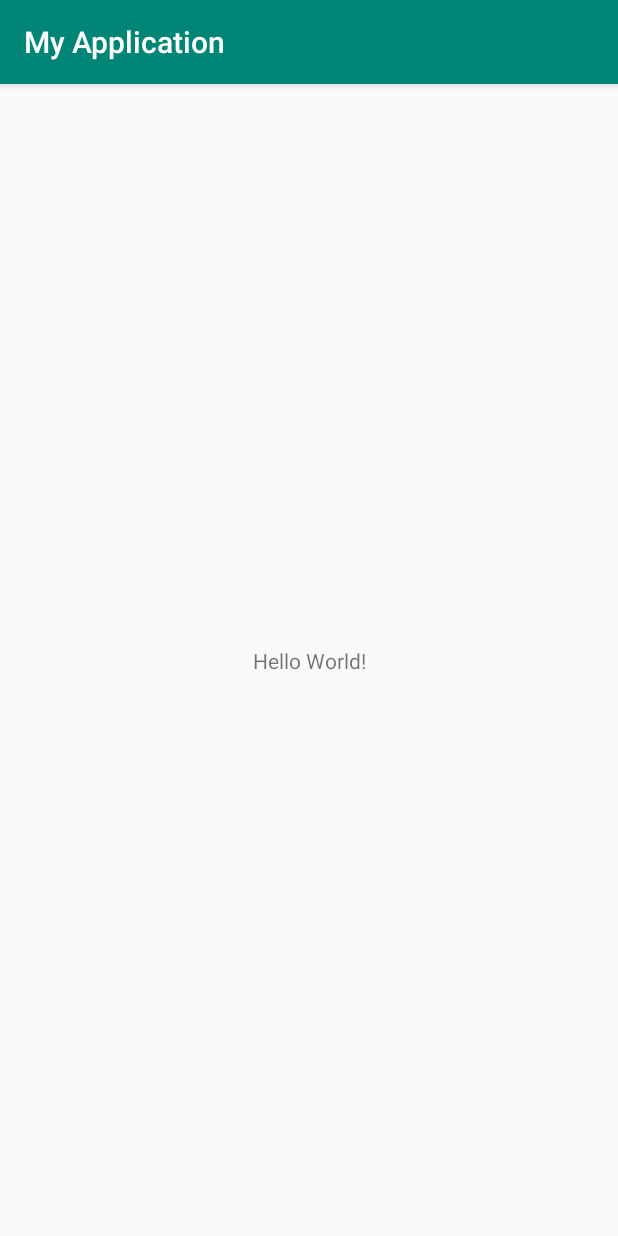
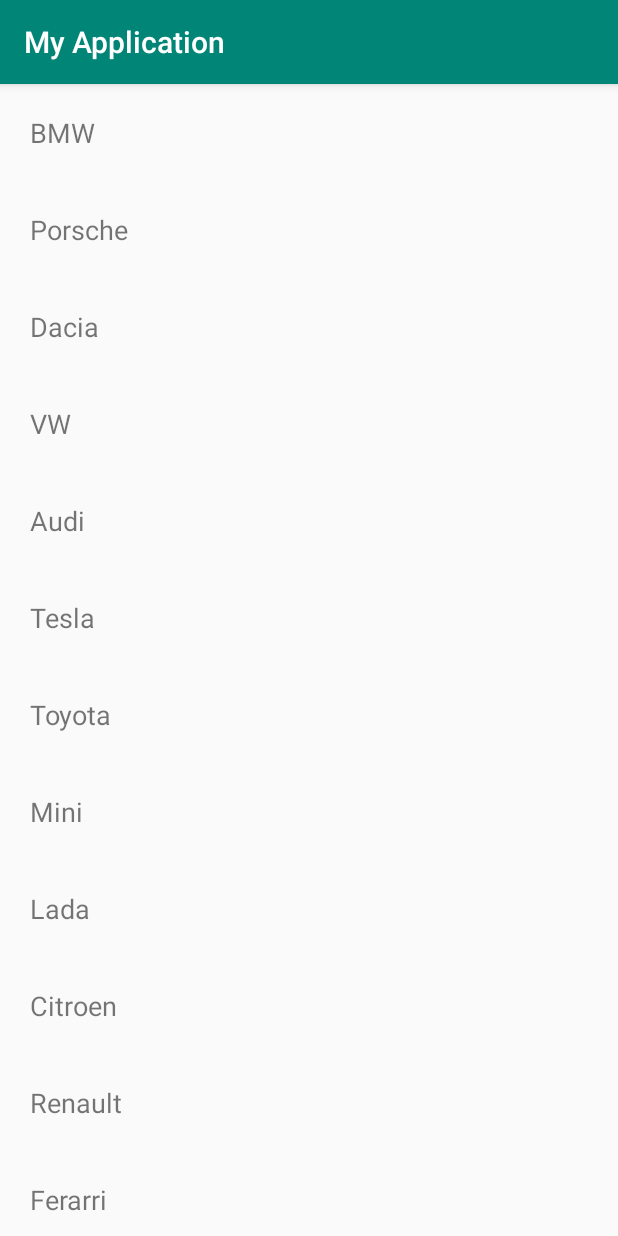
Before and after one commit to mariusgherman/androidfundamentals, an Android app: the screen it shows after launch (MainActivity), on a phone screen of 412 x 824 dp. Run offline under Robolectric (Android 15) with nearby library versions, the phone set to English and light mode, and no system bars.

Commit message:
week 4 - recycler

```diff
--- a/app/build.gradle
+++ b/app/build.gradle
@@ -20,6 +20,9 @@ android {
 
 dependencies {
     implementation fileTree(dir: 'libs', include: ['*.jar'])
+
+    implementation 'com.android.support:recyclerview-v7:28.0.0'
+
     implementation 'com.android.support:appcompat-v7:28.0.0'
     implementation 'com.android.support.constraint:constraint-layout:1.1.3'
     testImplementation 'junit:junit:4.12'
--- /dev/null
+++ b/app/src/main/java/com/example/myapplication/DataSource.java
@@ -0,0 +1,29 @@
+package com.example.myapplication;
+
+import java.util.ArrayList;
+import java.util.List;
+
+public class DataSource {
+
+    public List<String> getCars() {
+        List<String> cars = new ArrayList<>();
+        cars.add("BMW");
+        cars.add("Porsche");
+        cars.add("Dacia");
+        cars.add("VW");
+        cars.add("Audi");
+        cars.add("Tesla");
+        cars.add("Toyota");
+        cars.add("Mini");
+        cars.add("Lada");
+        cars.add("Citroen");
+        cars.add("Renault");
+        cars.add("Ferarri");
+        cars.add("Maseratti");
+        cars.add("Alfa romeo");
+        cars.add("Lambo");
+        cars.add("Ford");
+
+        return cars;
+    }
+}
--- a/app/src/main/java/com/example/myapplication/MainActivity.java
+++ b/app/src/main/java/com/example/myapplication/MainActivity.java
@@ -2,6 +2,10 @@ package com.example.myapplication;
 
 import android.support.v7.app.AppCompatActivity;
 import android.os.Bundle;
+import android.support.v7.widget.LinearLayoutManager;
+import android.support.v7.widget.RecyclerView;
+
+import java.util.List;
 
 public class MainActivity extends AppCompatActivity {
 
@@ -9,5 +13,17 @@ public class MainActivity extends AppCompatActivity {
     protected void onCreate(Bundle savedInstanceState) {
         super.onCreate(savedInstanceState);
         setContentView(R.layout.activity_main);
+
+        DataSource dataSource = new DataSource();
+        List<String> carsMake = dataSource.getCars();
+
+        RecyclerView recyclerView = findViewById(R.id.recyclerView);
+        LinearLayoutManager layoutManager = new LinearLayoutManager(this,
+                LinearLayoutManager.VERTICAL, false);
+
+        recyclerView.setLayoutManager(layoutManager);
+
+        RecyclerViewAdapter recyclerViewAdapter = new RecyclerViewAdapter(carsMake);
+        recyclerView.setAdapter(recyclerViewAdapter);
     }
 }
--- /dev/null
+++ b/app/src/main/java/com/example/myapplication/RecyclerViewAdapter.java
@@ -0,0 +1,50 @@
+package com.example.myapplication;
+
+import android.support.annotation.NonNull;
+import android.support.v7.widget.RecyclerView;
+import android.view.LayoutInflater;
+import android.view.View;
+import android.view.ViewGroup;
+import android.widget.TextView;
+
+import java.util.List;
+
+public class RecyclerViewAdapter extends RecyclerView.Adapter<RecyclerViewAdapter.RecycleViewHolder> {
+
+
+    private final List<String> data;
+
+    public RecyclerViewAdapter(List<String> data) {
+        this.data = data;
+    }
+
+    @NonNull
+    @Override
+    public RecycleViewHolder onCreateViewHolder(@NonNull ViewGroup viewGroup, int position) {
+        LayoutInflater layoutInflater = LayoutInflater.from(viewGroup.getContext());
+        View recyclerRow = layoutInflater.inflate(R.layout.recycler_item, viewGroup, false);
+        return new RecycleViewHolder(recyclerRow);
+    }
+
+    @Override
+    public void onBindViewHolder(@NonNull RecycleViewHolder recycleViewHolder, int position) {
+        String carmake = data.get(position);
+        recycleViewHolder.carMakeTextView.setText(carmake);
+    }
+
+    @Override
+    public int getItemCount() {
+        return data.size();
+    }
+
+    public static class RecycleViewHolder extends RecyclerView.ViewHolder {
+
+        final TextView carMakeTextView;
+
+        public RecycleViewHolder(@NonNull View itemView) {
+            super(itemView);
+            this.carMakeTextView = itemView.findViewById(R.id.car_make);
+        }
+    }
+
+}
--- a/app/src/main/res/layout/activity_main.xml
+++ b/app/src/main/res/layout/activity_main.xml
@@ -1,18 +1,14 @@
 <?xml version="1.0" encoding="utf-8"?>
-<android.support.constraint.ConstraintLayout xmlns:android="http://schemas.android.com/apk/res/android"
-    xmlns:app="http://schemas.android.com/apk/res-auto"
+<LinearLayout xmlns:android="http://schemas.android.com/apk/res/android"
     xmlns:tools="http://schemas.android.com/tools"
     android:layout_width="match_parent"
     android:layout_height="match_parent"
+    android:orientation="vertical"
     tools:context=".MainActivity">
 
-    <TextView
-        android:layout_width="wrap_content"
-        android:layout_height="wrap_content"
-        android:text="Hello World!"
-        app:layout_constraintBottom_toBottomOf="parent"
-        app:layout_constraintLeft_toLeftOf="parent"
-        app:layout_constraintRight_toRightOf="parent"
-        app:layout_constraintTop_toTopOf="parent" />
+    <android.support.v7.widget.RecyclerView
+        android:id="@+id/recyclerView"
+        android:layout_width="match_parent"
+        android:layout_height="match_parent" />
 
-</android.support.constraint.ConstraintLayout>
+</LinearLayout>
--- /dev/null
+++ b/app/src/main/res/layout/recycler_item.xml
@@ -0,0 +1,16 @@
+<?xml version="1.0" encoding="utf-8"?>
+<LinearLayout xmlns:android="http://schemas.android.com/apk/res/android"
+    xmlns:tools="http://schemas.android.com/tools"
+    android:layout_width="match_parent"
+    android:layout_height="wrap_content"
+    android:orientation="vertical">
+
+    <TextView
+        android:id="@+id/car_make"
+        android:layout_width="match_parent"
+        android:layout_height="wrap_content"
+        android:padding="20dp"
+        android:textSize="18sp"
+        tools:text="Test car make" />
+
+</LinearLayout>
```
